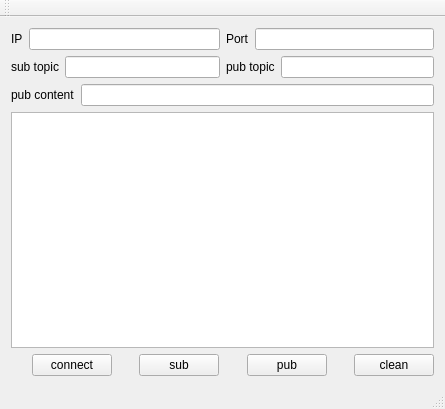
First picture: the form in mainwindow.ui, repository AprilCat/Qt_MQTT_SimpleClient, before the edit.
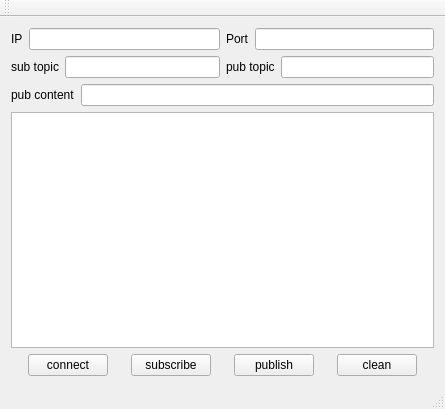
Second picture: the form after the edit.

Diff of the .ui file:
```diff
--- a/mainwindow.ui
+++ b/mainwindow.ui
@@ -134,7 +134,7 @@
       <item>
        <widget class="QPushButton" name="btn_sub">
         <property name="text">
-         <string>sub</string>
+         <string>subscribe</string>
         </property>
        </widget>
       </item>
@@ -154,7 +154,7 @@
       <item>
        <widget class="QPushButton" name="btn_pub">
         <property name="text">
-         <string>pub</string>
+         <string>publish</string>
         </property>
        </widget>
       </item>
@@ -178,6 +178,19 @@
         </property>
        </widget>
       </item>
+      <item>
+       <spacer name="horizontalSpacer_5">
+        <property name="orientation">
+         <enum>Qt::Horizontal</enum>
+        </property>
+        <property name="sizeHint" stdset="0">
+         <size>
+          <width>40</width>
+          <height>20</height>
+         </size>
+        </property>
+       </spacer>
+      </item>
      </layout>
     </item>
    </layout>
```
